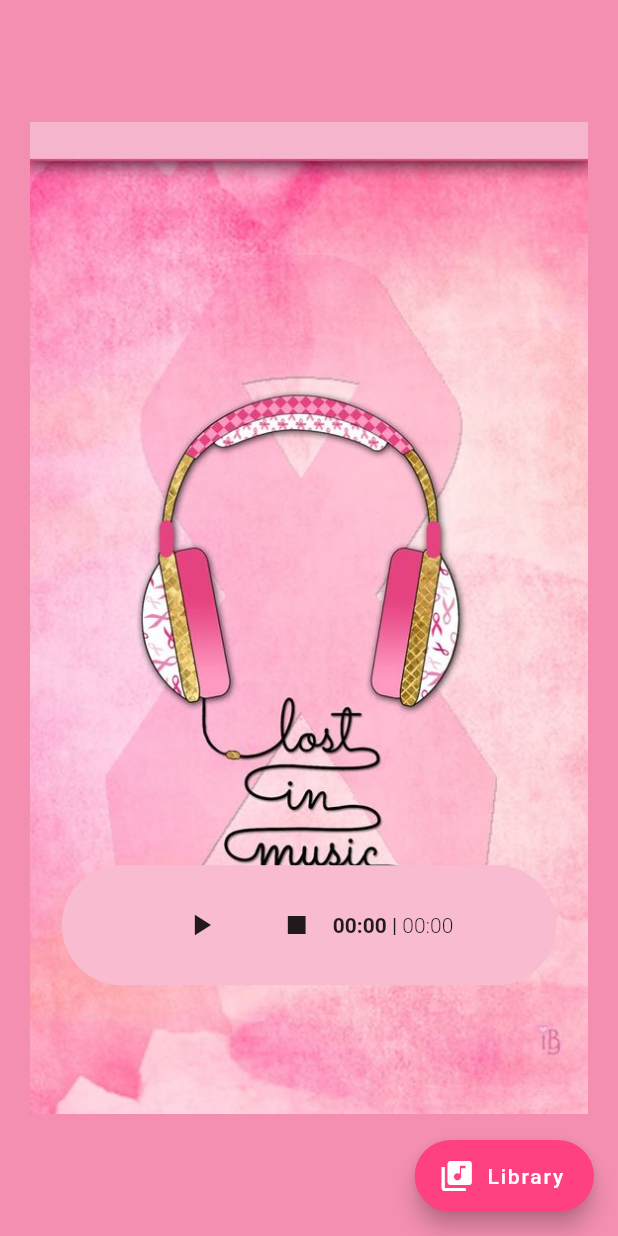
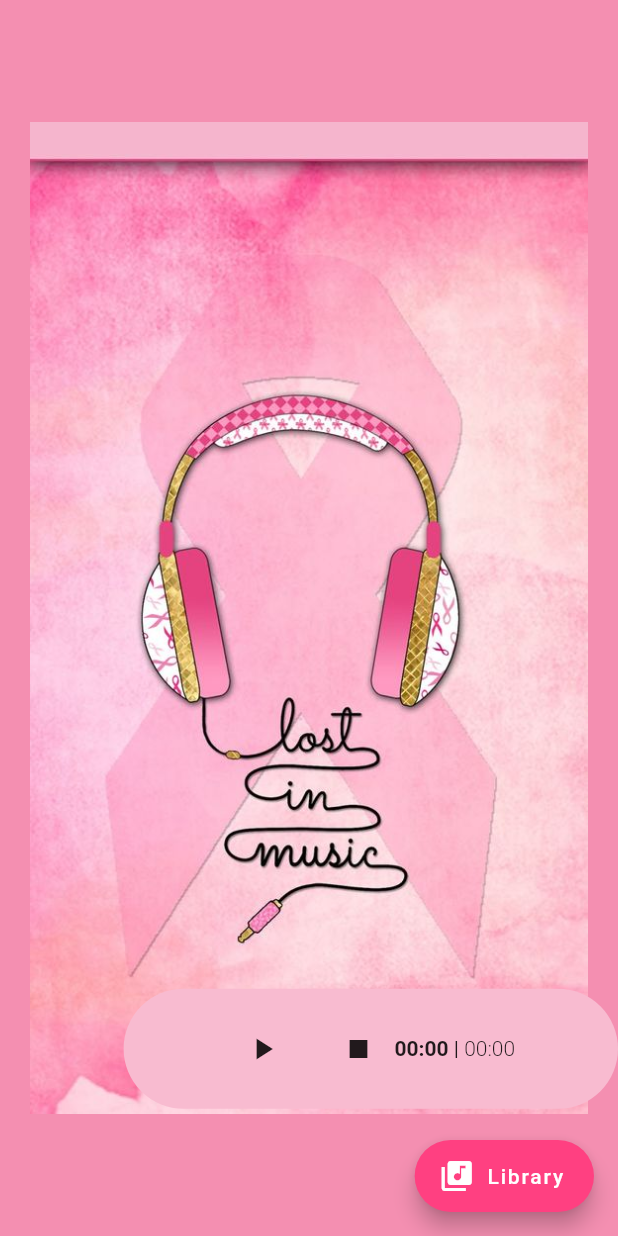
Before and after one commit to Nishant0210/Flutter_projects, a Flutter app: the HomePage screen opened directly, on a phone screen of 412 x 824 dp. Run offline on Flutter 3.47's test engine with Material 2 defaults, Android fonts, the phone set to English and light mode, and no system bars; our stand-ins replace audioplayers, file_picker, video_player; missing offline and left inert: gradient_text.

Commit message:
Update offline_music.dart

```diff
--- a/music_player/lib/offline_music.dart
+++ b/music_player/lib/offline_music.dart
@@ -66,8 +66,8 @@ class _HomePageState extends State<HomePage> {
             width: MediaQuery.of(context).size.width * 0.8,
             height: 80,
             margin: EdgeInsets.only(
-                top: MediaQuery.of(context).size.height * 0.7,
-                left: MediaQuery.of(context).size.width * 0.1),
+                top: MediaQuery.of(context).size.height * 0.8,
+                left: MediaQuery.of(context).size.width * 0.2),
             decoration: BoxDecoration(
                 color: Colors.pink.shade100,
                 borderRadius: BorderRadius.circular(50)),
```
